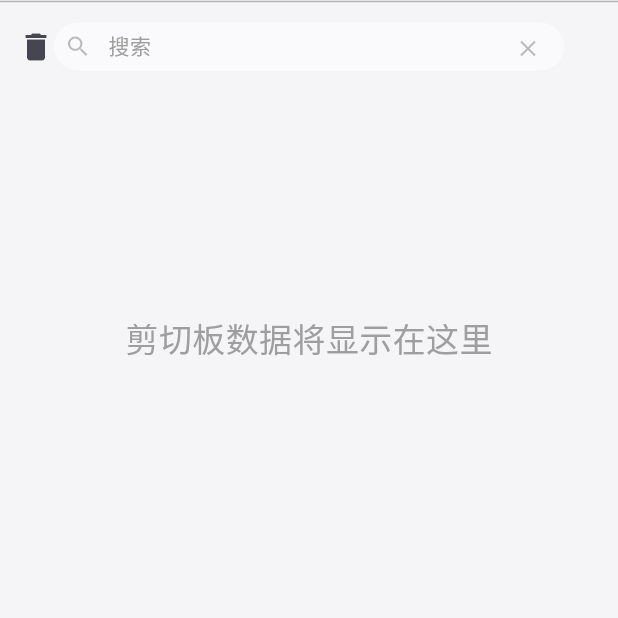
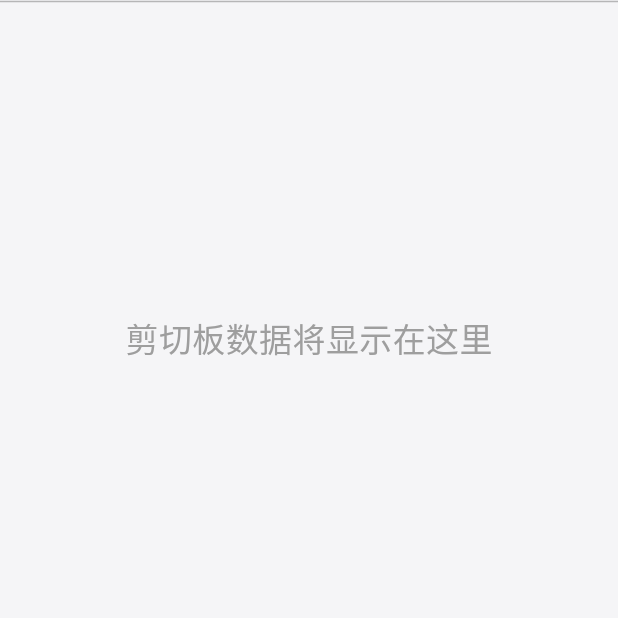
Before and after one commit to BlackPottery1928/fast_clipboard, a Flutter app: the screen it shows after launch, on a phone screen of 412 x 824 dp, the top half of it. Run offline on Flutter 3.47's test engine with Material 3 defaults, Android fonts, the phone set to English and light mode, and no system bars; our stand-ins replace flutter_svg, gap, get_time_ago, go_router, hexcolor, objectbox and 1 more; missing offline and left inert: filesize, hashlib, hotkey_manager, pasteboard, rich_text_view, screen_retriever and 4 more; generated files the repository leaves out were written again; statements that could not run were skipped.

Commit message:
关闭搜索功能

```diff
--- a/lib/view/desktop/toolbar.dart
+++ b/lib/view/desktop/toolbar.dart
@@ -20,64 +20,64 @@ class _ToolbarState extends State<Toolbar> {
       height: ViewRegion.scaffoldToolbarHeight,
       child: Stack(
         children: [
-          Align(
-            alignment: Alignment.center,
-            child: Container(
-              width: 340,
-              height: ViewRegion.scaffoldToolbarHeight,
-              alignment: Alignment.center,
-              child: TextFormField(
-                keyboardType: TextInputType.text,
-                textInputAction: TextInputAction.next,
-                toolbarOptions: ToolbarOptions(selectAll: true, paste: true),
-                cursorHeight: 18,
-                onChanged: (value) {},
-                decoration: InputDecoration(
-                  prefixIcon: Icon(Icons.search, color: Colors.black26),
-                  prefixIconConstraints: BoxConstraints(minWidth: 32),
-                  isDense: true,
-                  hintText: '搜索',
-                  fillColor: HexColor('#FAFAFC'),
-                  filled: true,
-                  hintStyle: TextStyle(fontSize: 14, color: Colors.grey),
-                  contentPadding: EdgeInsets.zero,
-                  suffixIcon: IconButton(
-                    icon: Icon(Icons.close),
-                    onPressed: () {},
-                    splashColor: Colors.transparent,
-                    hoverColor: Colors.transparent,
-                    color: Colors.black26,
-                  ),
-                  constraints: BoxConstraints(maxHeight: 32),
-                  border: OutlineInputBorder(
-                    borderRadius: BorderRadius.circular(18),
-                    borderSide: BorderSide(color: Colors.black12),
-                  ),
-                  focusedBorder: OutlineInputBorder(
-                    borderRadius: BorderRadius.circular(18),
-                    borderSide: BorderSide(
-                      color: Theme.of(context).primaryColor,
-                      width: 1.5,
-                    ),
-                  ),
-                  enabledBorder: OutlineInputBorder(
-                    borderRadius: BorderRadius.circular(18),
-                    borderSide: BorderSide(color: Colors.transparent),
-                  ),
-                ),
-              ),
-            ),
-          ),
-          Align(
-            alignment: Alignment.centerLeft,
-            child: IconButton(
-              icon: Icon(Icons.delete),
-              onPressed: () {
-                Provider.of<RecordProxyProvider>(context, listen: false).clear();
-                DatabaseHandler.instance.clear();
-              },
-            ),
-          ),
+          // Align(
+          //   alignment: Alignment.center,
+          //   child: Container(
+          //     width: 340,
+          //     height: ViewRegion.scaffoldToolbarHeight,
+          //     alignment: Alignment.center,
+          //     child: TextFormField(
+          //       keyboardType: TextInputType.text,
+          //       textInputAction: TextInputAction.next,
+          //       toolbarOptions: ToolbarOptions(selectAll: true, paste: true),
+          //       cursorHeight: 18,
+          //       onChanged: (value) {},
+          //       decoration: InputDecoration(
+          //         prefixIcon: Icon(Icons.search, color: Colors.black26),
+          //         prefixIconConstraints: BoxConstraints(minWidth: 32),
+          //         isDense: true,
+          //         hintText: '搜索',
+          //         fillColor: HexColor('#FAFAFC'),
+          //         filled: true,
+          //         hintStyle: TextStyle(fontSize: 14, color: Colors.grey),
+          //         contentPadding: EdgeInsets.zero,
+          //         suffixIcon: IconButton(
+          //           icon: Icon(Icons.close),
+          //           onPressed: () {},
+          //           splashColor: Colors.transparent,
+          //           hoverColor: Colors.transparent,
+          //           color: Colors.black26,
+          //         ),
+          //         constraints: BoxConstraints(maxHeight: 32),
+          //         border: OutlineInputBorder(
+          //           borderRadius: BorderRadius.circular(18),
+          //           borderSide: BorderSide(color: Colors.black12),
+          //         ),
+          //         focusedBorder: OutlineInputBorder(
+          //           borderRadius: BorderRadius.circular(18),
+          //           borderSide: BorderSide(
+          //             color: Theme.of(context).primaryColor,
+          //             width: 1.5,
+          //           ),
+          //         ),
+          //         enabledBorder: OutlineInputBorder(
+          //           borderRadius: BorderRadius.circular(18),
+          //           borderSide: BorderSide(color: Colors.transparent),
+          //         ),
+          //       ),
+          //     ),
+          //   ),
+          // ),
+          // Align(
+          //   alignment: Alignment.centerLeft,
+          //   child: IconButton(
+          //     icon: Icon(Icons.delete),
+          //     onPressed: () {
+          //       Provider.of<RecordProxyProvider>(context, listen: false).clear();
+          //       DatabaseHandler.instance.clear();
+          //     },
+          //   ),
+          // ),
         ],
       ),
     );
```
Also changed, not shown: lib/presenter/clipboard/clipboard_handler.dart (+24 -22 lines).
